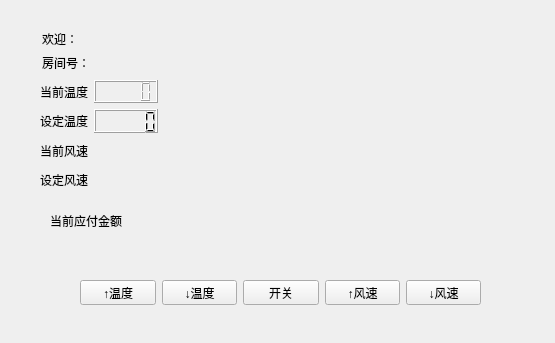
Above: HotelAirCondiManSystem/client.ui from lhd1029/SoftwareEngineering before the change. Below: the same form after it.
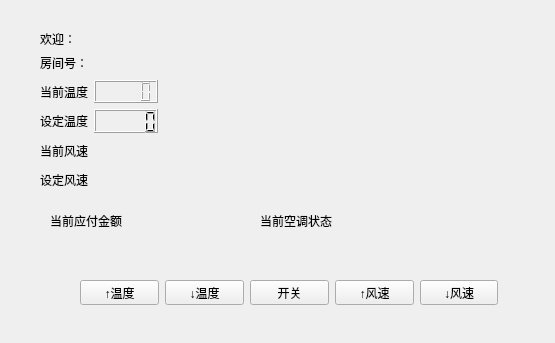
That is the form after the change.

```diff
--- a/HotelAirCondiManSystem/client.ui
+++ b/HotelAirCondiManSystem/client.ui
@@ -67,7 +67,13 @@
           </widget>
          </item>
          <item>
-          <widget class="QLabel" name="label_customer_name_4">
+          <widget class="QLabel" name="label_roomID">
+           <property name="minimumSize">
+            <size>
+             <width>50</width>
+             <height>0</height>
+            </size>
+           </property>
            <property name="text">
             <string/>
            </property>
@@ -84,7 +90,7 @@
        </property>
        <property name="sizeHint" stdset="0">
         <size>
-         <width>448</width>
+         <width>420</width>
          <height>20</height>
         </size>
        </property>
@@ -123,7 +129,7 @@
      <rect>
       <x>80</x>
       <y>280</y>
-      <width>401</width>
+      <width>418</width>
       <height>25</height>
      </rect>
     </property>
@@ -271,6 +277,32 @@
      </item>
     </layout>
    </widget>
+   <widget class="QWidget" name="layoutWidget_5">
+    <property name="geometry">
+     <rect>
+      <x>260</x>
+      <y>210</y>
+      <width>151</width>
+      <height>21</height>
+     </rect>
+    </property>
+    <layout class="QHBoxLayout" name="horizontalLayout_21">
+     <item>
+      <widget class="QLabel" name="label_ACState_tag_3">
+       <property name="text">
+        <string>当前空调状态</string>
+       </property>
+      </widget>
+     </item>
+     <item>
+      <widget class="QLabel" name="label_ACstate_3">
+       <property name="text">
+        <string/>
+       </property>
+      </widget>
+     </item>
+    </layout>
+   </widget>
   </widget>
  </widget>
  <resources/>
```
